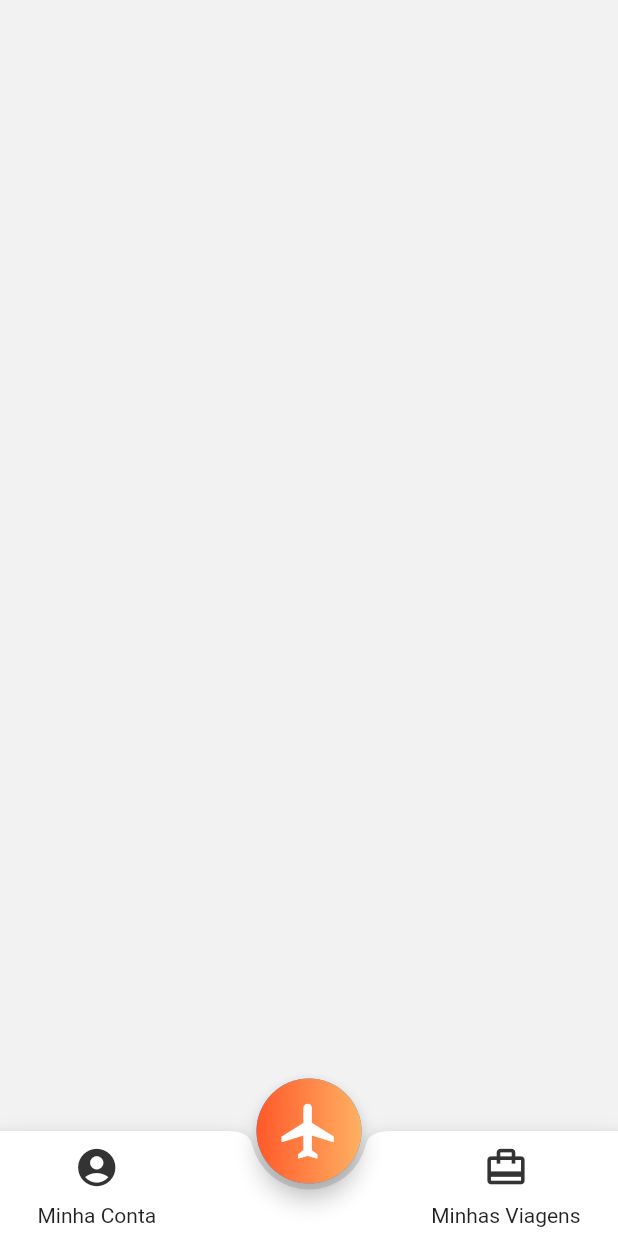
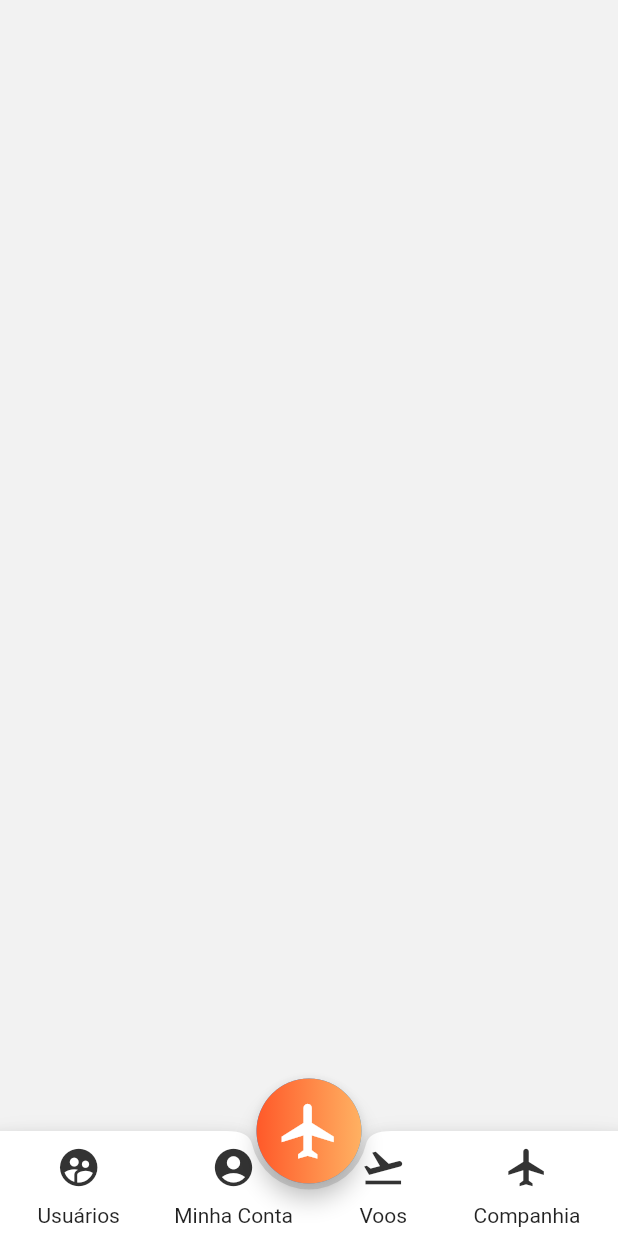
Before and after one commit to BeatrizMiranda/aeroport_flutter, a Flutter app: the screen it shows after launch, on a phone screen of 412 x 824 dp. Run offline on Flutter 3.47's test engine with Material 2 defaults, Android fonts, the phone set to English and light mode, and no system bars.

Commit message:
admin and normal user footer items

```diff
--- a/lib/main.dart
+++ b/lib/main.dart
@@ -17,6 +17,20 @@ class Home extends StatefulWidget {
 }
 
 class _HomeState extends State<Home> {
+
+  bool isAdmin = true;
+
+  Map<String, IconData> normalUser = {
+    'Minha Conta': Icons.account_circle,
+    'Minhas Viagens': Icons.card_travel
+  };
+
+  Map<String, IconData> adminUser = {
+    'Usuários': Icons.supervised_user_circle,
+    'Minha Conta': Icons.account_circle,
+    'Voos': Icons.flight_takeoff,
+    'Companhia': Icons.flight
+  };
 
   @override
   Widget build(BuildContext context) {
@@ -40,6 +54,12 @@ class _HomeState extends State<Home> {
     );
   }
 
+  Widget getFooterIcons(Map<String, IconData> footerItems) {
+    List<Widget> list = List<Widget>();
+    footerItems.forEach((message, icon) => list.add(_footerItem(message, icon)));
+    return Row(mainAxisAlignment: MainAxisAlignment.spaceBetween, children: list);
+  }
+
   Widget _footer() {
     return BottomAppBar(
         shape: const CircularNotchedRectangle(),
@@ -47,17 +67,12 @@ class _HomeState extends State<Home> {
           height: 70.0,
           child: Padding(
             padding: EdgeInsets.fromLTRB(25, 0, 25, 5),
-            child: Row(
-                mainAxisAlignment: MainAxisAlignment.spaceBetween,
-                children: <Widget>[
-                  _footerItem('Minha Conta', Icons.account_circle),
-                  _footerItem('Minhas Viagens', Icons.card_travel),
-                ],
-              ),
+            child: isAdmin ? getFooterIcons(adminUser) : getFooterIcons(normalUser)
           ),
         ),
       );
   }
+
   Widget _footerItem(text, icon) {
     return Column(
       mainAxisSize: MainAxisSize.min,
```
Also changed, not shown: 1 other file.
